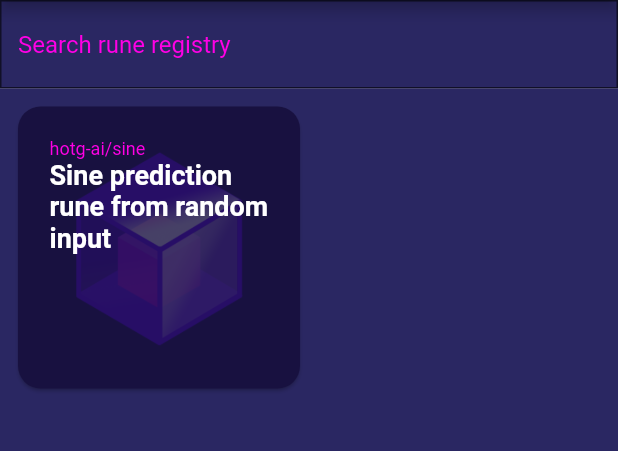
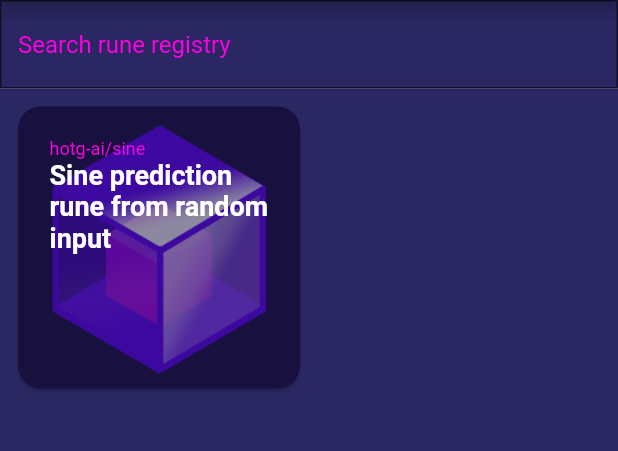
Before and after one commit to hotg-ai/runic_flutter, a Flutter app: the screen it shows after launch, on a phone screen of 412 x 824 dp, the part 84-535 px from its top. Run offline on Flutter 3.47's test engine with Material 2 defaults, Android fonts, the phone set to English and light mode, and no system bars; drawn by our look-alikes of searchfield; our stand-ins replace camera, fl_chart, sensors; missing offline and left inert: dart:ffi, mic_stream, qr_code_scanner, runevm_fl; network calls fail; statements that could not run were skipped.

Commit message:
Rune registry update

```diff
--- a/lib/rune/capabilities/image.dart
+++ b/lib/rune/capabilities/image.dart
@@ -14,7 +14,7 @@ class ImageCapability {
   final int height;
   final int format;
   imglib.Image? thumb;
-
+  CameraImage? image;
   ImageCapability({this.width = 224, this.height = 224, this.format = 0}) {
     print("Created ImageCapability [$width,$height,${ImageFormat[format]}]");
   }
--- a/lib/rune/registry.dart
+++ b/lib/rune/registry.dart
@@ -1,5 +1,6 @@
 import 'dart:convert';
-
+import 'dart:io';
+import 'package:qr_code_scanner/qr_code_scanner.dart';
 import 'package:flutter/material.dart';
 import 'package:flutter/services.dart';
 import 'package:runic_mobile/rune/home.dart';
@@ -20,6 +21,19 @@ class Registry extends StatefulWidget {
 
 class _RegistryState extends State<Registry> {
   final _searchController = TextEditingController();
+  final GlobalKey qrKey = GlobalKey(debugLabel: 'QR');
+  Barcode? result;
+  QRViewController? controller;
+
+  @override
+  void reassemble() {
+    super.reassemble();
+    if (Platform.isAndroid) {
+      controller!.pauseCamera();
+    } else if (Platform.isIOS) {
+      controller!.resumeCamera();
+    }
+  }
 
   @override
   void initState() {
@@ -27,7 +41,25 @@ class _RegistryState extends State<Registry> {
     super.initState();
   }
 
+  void _onQRViewCreated(QRViewController controller) {
+    this.controller = controller;
+    controller.scannedDataStream.listen((scanData) {
+      setState(() {
+        result = scanData;
+        _url = result!.code;
+        _textController.text = _url;
+      });
+    });
+  }
+
+  @override
+  void dispose() {
+    controller?.dispose();
+    super.dispose();
+  }
+
   List<dynamic> searchList = [];
+  TextEditingController _textController = new TextEditingController(text: _url);
   void loadRegistry() async {
     _searchController.addListener(() {
       search(_searchController.text);
@@ -55,7 +87,12 @@ class _RegistryState extends State<Registry> {
   }
 
   void open(Map<String, dynamic> rune, bool isURL) async {
-    Navigator.push(
+    if (controller != null) {
+      controller!.stopCamera();
+    }
+    _link = false;
+    setState(() {});
+    await Navigator.push(
       context,
       MaterialPageRoute(
           builder: (context) => RunicHomePage(
@@ -63,6 +100,7 @@ class _RegistryState extends State<Registry> {
                 url: isURL,
               )),
     );
+    setState(() {});
   }
 
   bool _link = false;
@@ -95,14 +133,23 @@ class _RegistryState extends State<Registry> {
                 child: ListView(
                   children: [
                     TextFormField(
+                      controller: _textController,
                       style: TextStyle(color: accentColor),
-                      initialValue: _url,
                       onChanged: (value) {
                         _url = value;
                       },
                       decoration: InputDecoration(
                           border: UnderlineInputBorder(),
                           labelText: 'Rune url'),
+                    ),
+                    Container(
+                      height: 300,
+                      width: double.infinity,
+                      padding: EdgeInsets.all(21),
+                      child: QRView(
+                        key: qrKey,
+                        onQRViewCreated: _onQRViewCreated,
+                      ),
                     ),
                     FlatButton(
                       height: 42,
@@ -164,18 +211,36 @@ class _RegistryState extends State<Registry> {
                                     color: darkColor,
                                     margin: EdgeInsets.all(6),
                                     child: Container(
-                                      padding: EdgeInsets.all(21),
+                                      padding: EdgeInsets.all(0),
                                       child: new GridTile(
                                           child: Container(
                                               child: Opacity(
-                                            opacity: 0.2,
-                                            child: Image.asset(
+                                                  opacity: 0.5,
+                                                  child: ClipRRect(
+                                                    borderRadius:
+                                                        BorderRadius.circular(
+                                                            15.0),
+                                                    child: (searchList[index]
+                                                            .containsKey("img"))
+                                                        ? Image.network(
+                                                            searchList[index]
+                                                                ["img"]["src"],
+                                                            height:
+                                                                double.infinity,
+                                                            width:
+                                                                double.infinity,
+                                                          )
+                                                        : Image.asset(
                                                             "assets/rune.png",
-                                              height: double.infinity,
-                                              width: double.infinity,
+                                                            height:
+                                                                double.infinity,
+                                                            width:
+                                                                double.infinity,
                                                           ),
-                                          )),
-                                          header: Column(
+                                                  ))),
+                                          header: Container(
+                                              padding: EdgeInsets.all(21.0),
+                                              child: Column(
                                                   crossAxisAlignment:
                                                       CrossAxisAlignment.start,
                                                   children: [
@@ -193,15 +258,17 @@ class _RegistryState extends State<Registry> {
                                                       child: new Text(
                                                         searchList[index]
                                                             ['description'],
-                                                    textAlign: TextAlign.left,
+                                                        textAlign:
+                                                            TextAlign.left,
                                                         style: TextStyle(
                                                             color: whiteColor,
                                                             fontSize: 18,
                                                             fontWeight:
-                                                            FontWeight.w600),
+                                                                FontWeight
+                                                                    .w600),
                                                       ), //just for testing, will fill with image later
                                                     )
-                                              ])),
+                                                  ]))),
                                     )));
                           },
                         ))),
--- a/pubspec.yaml
+++ b/pubspec.yaml
@@ -32,8 +32,8 @@ dependencies:
   camera: ^0.7.0
   image: ^2.1.19
   searchfield: ^0.5.2
-
-
+  qr_code_scanner: ^0.4.0
+  path_provider: ^2.0.1
 dev_dependencies:
   flutter_test:
     sdk: flutter
```
Also changed, not shown: lib/rune/home.dart (+58 -27 lines), lib/rune/runic.dart (+26 -5 lines), 23 other files. Lines whose indentation alone changed are shown as unchanged.
